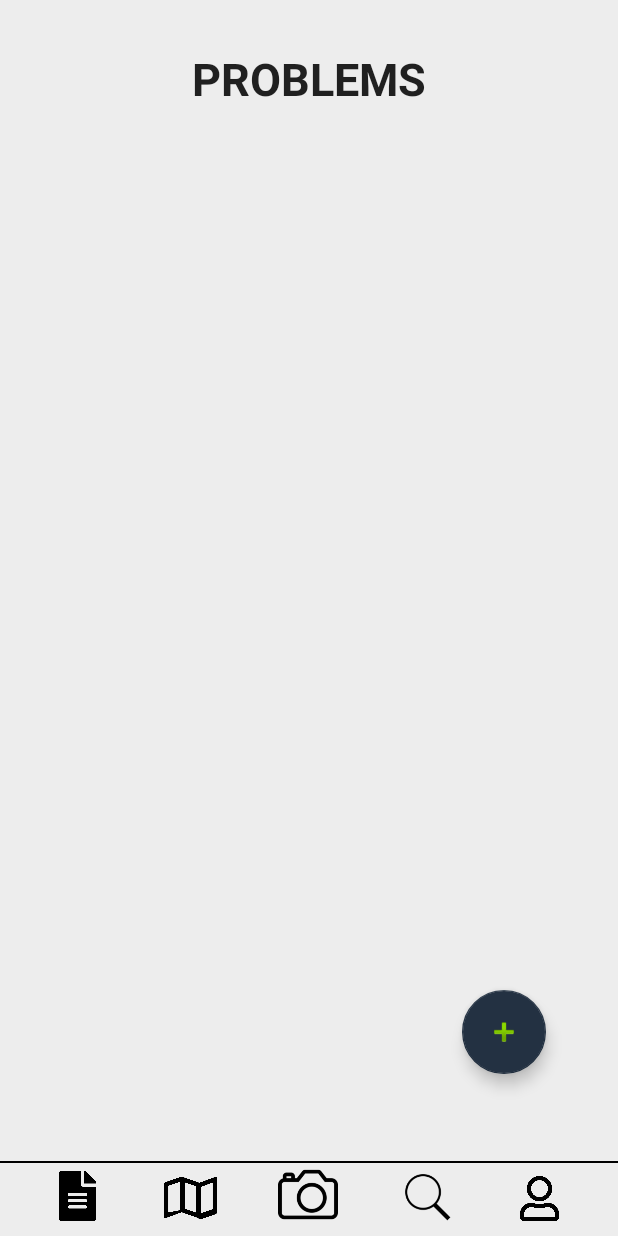
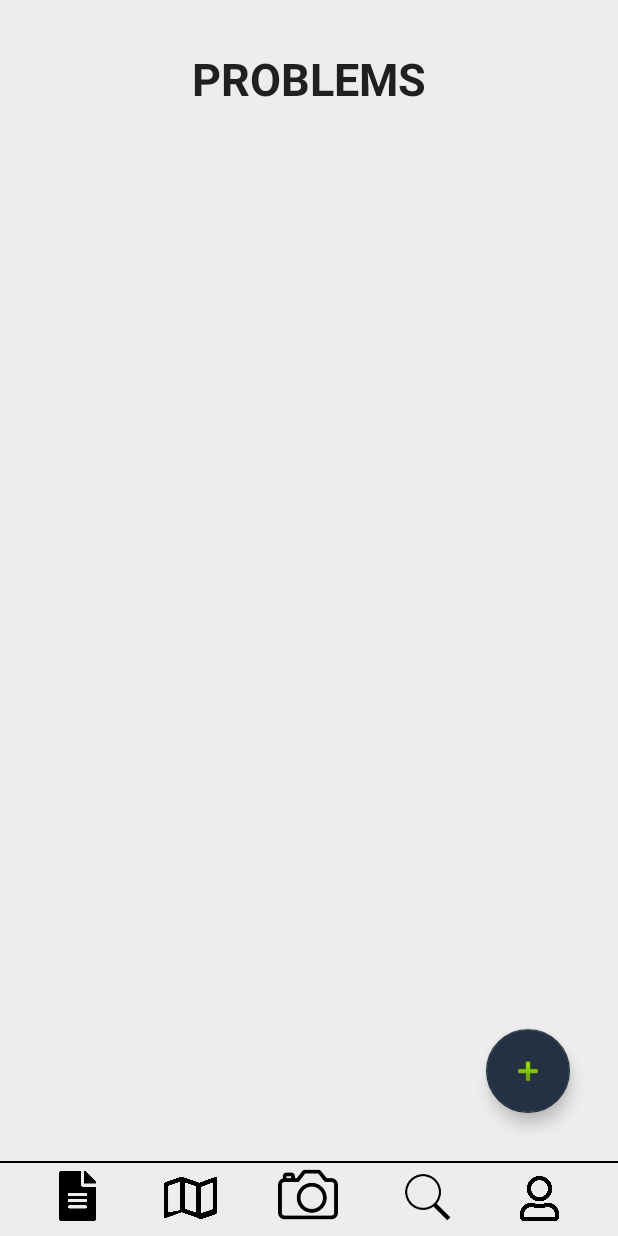
Before and after one commit to CMPUT301F18T15/MediTrackr, an Android app: the ProblemsFragment screen opened directly, with no data from a screen before it, on a phone screen of 412 x 824 dp. Run offline under Robolectric (Android 15) with nearby library versions, the phone set to English and light mode, and no system bars; Roboto replaces fonts that are not available here; 3 statements that could not run were skipped.

Commit message:
ui design can suck a fat one

```diff
--- a/app/build.gradle
+++ b/app/build.gradle
@@ -31,4 +31,5 @@ dependencies {
     implementation 'com.android.support:recyclerview-v7:27.1.1'
     implementation 'com.android.support:design:27.1.1'
     implementation 'com.android.support:cardview-v7:27.1.1'
+    implementation 'net.steamcrafted:materialiconlib:1.1.5'
 }
--- a/app/src/main/res/layout/fragment_problems.xml
+++ b/app/src/main/res/layout/fragment_problems.xml
@@ -35,8 +35,9 @@
         android:layout_marginTop="16dp"
         android:layout_marginEnd="40dp"
         android:layout_marginRight="40dp"
+        android:layout_marginBottom="8dp"
         android:background="@color/background2"
-        app:layout_constraintBottom_toTopOf="@+id/guideline"
+        app:layout_constraintBottom_toBottomOf="parent"
         app:layout_constraintEnd_toEndOf="parent"
         app:layout_constraintHorizontal_bias="0.0"
         app:layout_constraintStart_toStartOf="parent"
@@ -45,23 +46,16 @@
     <android.support.design.widget.FloatingActionButton
         android:id="@+id/add_problem_floating"
         android:layout_width="wrap_content"
-        android:layout_height="60dp"
-        android:layout_marginEnd="48dp"
-        android:layout_marginRight="48dp"
-        android:layout_marginBottom="8dp"
+        android:layout_height="wrap_content"
+        android:layout_marginEnd="32dp"
+        android:layout_marginRight="32dp"
+        android:layout_marginBottom="32dp"
         android:clickable="true"
         android:focusable="true"
         app:backgroundTint="?attr/colorPrimaryDark"
         app:backgroundTintMode="add"
-        app:layout_constraintBottom_toTopOf="@+id/guideline"
+        app:layout_constraintBottom_toBottomOf="parent"
         app:layout_constraintEnd_toEndOf="parent"
         app:srcCompat="@android:drawable/ic_input_add" />
 
-    <android.support.constraint.Guideline
-        android:id="@+id/guideline"
-        android:layout_width="wrap_content"
-        android:layout_height="wrap_content"
-        android:orientation="horizontal"
-        app:layout_constraintGuide_end="50dp" />
-
 </android.support.constraint.ConstraintLayout>
```
Also changed, not shown: app/src/main/res/layout/fragment_patients.xml (+4 -11 lines), app/src/main/assets/materialdesignicons-webfont.ttf (added).
